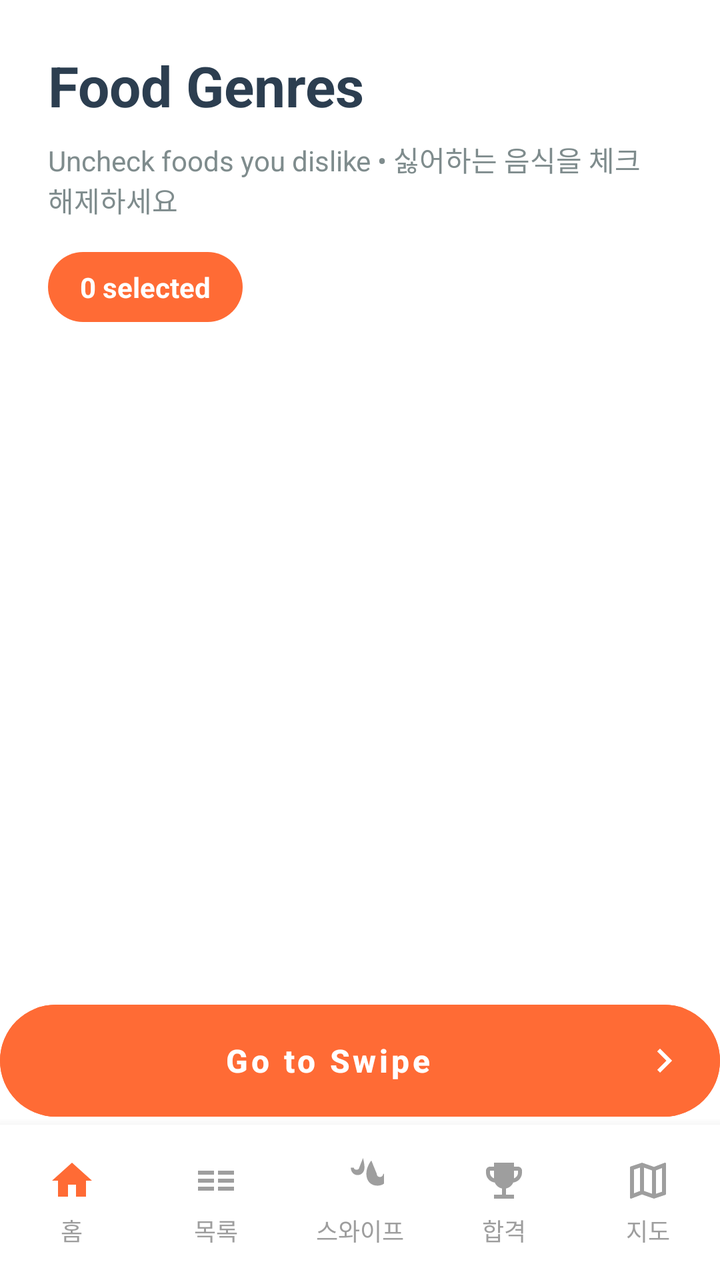
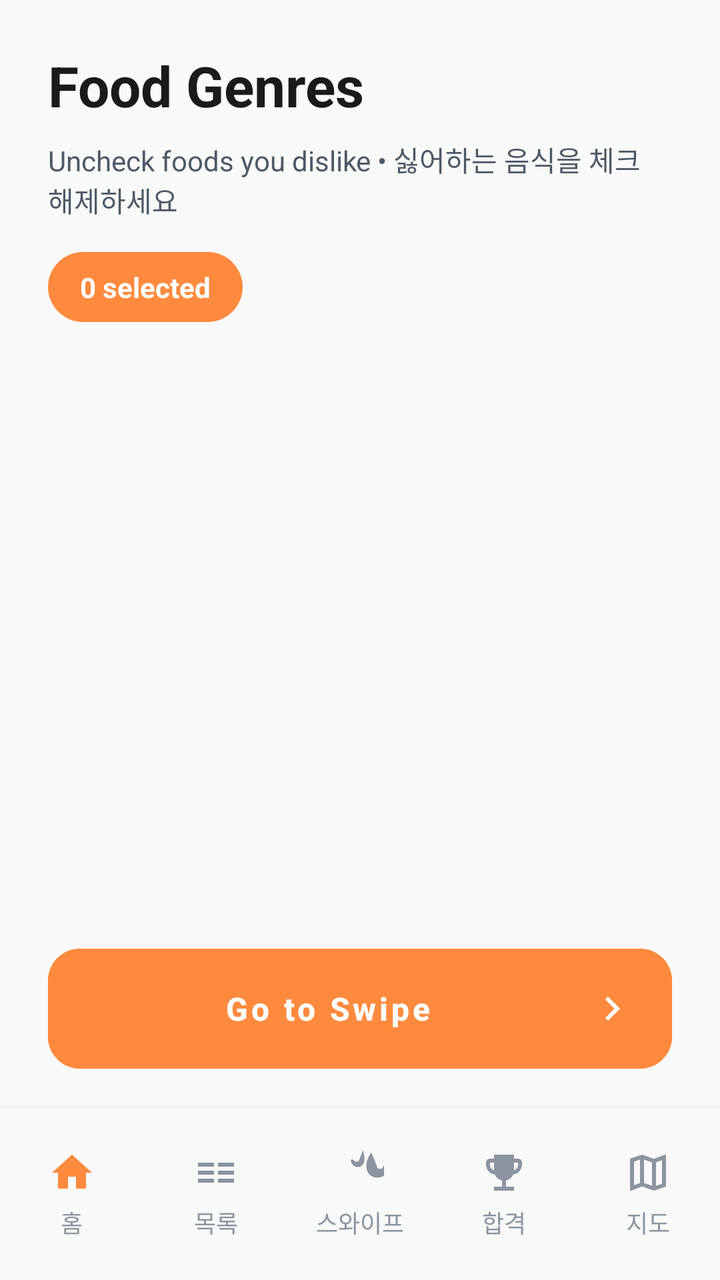

Before-and-after screenshots of an Android layout around one commit, followed by the original layout XML and the change that was made.
<!-- AndroidManifest.xml: application theme Theme.Molip_1st -->
<!-- res/layout/activity_food_list.xml -->
<?xml version="1.0" encoding="utf-8"?>
<androidx.constraintlayout.widget.ConstraintLayout xmlns:android="http://schemas.android.com/apk/res/android"
    xmlns:app="http://schemas.android.com/apk/res-auto"
    xmlns:tools="http://schemas.android.com/tools"
    android:layout_width="match_parent"
    android:layout_height="match_parent"
    android:background="@color/white"
    tools:context=".ui.FoodListActivity">

    
    <androidx.core.widget.NestedScrollView
        android:id="@+id/scrollView"
        android:layout_width="0dp"
        android:layout_height="0dp"
        android:fillViewport="false"
        android:scrollbars="vertical"
        android:focusableInTouchMode="true"
        android:isScrollContainer="true"
        app:layout_constraintBottom_toTopOf="@id/startButton"
        app:layout_constraintEnd_toEndOf="parent"
        app:layout_constraintStart_toStartOf="parent"
        app:layout_constraintTop_toTopOf="parent">

        <LinearLayout
            android:layout_width="match_parent"
            android:layout_height="wrap_content"
            android:orientation="vertical"
            android:padding="24dp">

            
            <TextView
                android:id="@+id/titleTextView"
                android:layout_width="match_parent"
                android:layout_height="wrap_content"
                android:text="Food Genres"
                android:textSize="28sp"
                android:textStyle="bold"
                android:textColor="@color/text_primary"
                android:layout_marginBottom="8dp" />

            
            <TextView
                android:id="@+id/instructionTextView"
                android:layout_width="match_parent"
                android:layout_height="wrap_content"
                android:text="Uncheck foods you dislike • 싫어하는 음식을 체크 해제하세요"
                android:textSize="14sp"
                android:textColor="@color/text_secondary"
                android:layout_marginBottom="16dp" />

            
            <TextView
                android:id="@+id/selectedCountTextView"
                android:layout_width="wrap_content"
                android:layout_height="wrap_content"
                android:text="0 selected"
                android:textSize="14sp"
                android:textStyle="bold"
                android:textColor="@color/white"
                android:background="@drawable/shape_pill_orange"
                android:paddingStart="16dp"
                android:paddingEnd="16dp"
                android:paddingTop="8dp"
                android:paddingBottom="8dp"
                android:layout_marginBottom="24dp" />

            
            <androidx.recyclerview.widget.RecyclerView
                android:id="@+id/categoryRecyclerView"
                android:layout_width="match_parent"
                android:layout_height="wrap_content"
                android:nestedScrollingEnabled="false"
                android:overScrollMode="never" />
        </LinearLayout>
    </androidx.core.widget.NestedScrollView>

    
    <Button
        android:id="@+id/startButton"
        android:layout_width="0dp"
        android:layout_height="wrap_content"
        android:text="Go to Swipe"
        android:textSize="16sp"
        android:textStyle="bold"
        android:textColor="@color/white"
        android:backgroundTint="@color/primary_orange"
        android:padding="16dp"
        android:drawableEnd="@drawable/ic_arrow_right"
        android:drawablePadding="8dp"
        app:layout_constraintBottom_toTopOf="@id/bottomNavigation"
        app:layout_constraintEnd_toEndOf="parent"
        app:layout_constraintStart_toStartOf="parent" />

    
    <include
        android:id="@+id/bottomNavigation"
        layout="@layout/layout_bottom_navigation"
        android:layout_width="0dp"
        android:layout_height="wrap_content"
        app:layout_constraintBottom_toBottomOf="parent"
        app:layout_constraintEnd_toEndOf="parent"
        app:layout_constraintStart_toStartOf="parent" />

</androidx.constraintlayout.widget.ConstraintLayout>
<!-- res/layout/layout_bottom_navigation.xml (included above) -->
<?xml version="1.0" encoding="utf-8"?>
<LinearLayout xmlns:android="http://schemas.android.com/apk/res/android"
    xmlns:app="http://schemas.android.com/apk/res-auto"
    android:id="@+id/bottomNavigation"
    android:layout_width="match_parent"
    android:layout_height="wrap_content"
    android:orientation="horizontal"
    android:background="@color/white"
    android:paddingTop="8dp"
    android:paddingBottom="8dp"
    android:elevation="8dp">

    
    <LinearLayout
        android:id="@+id/navHome"
        android:layout_width="0dp"
        android:layout_height="wrap_content"
        android:layout_weight="1"
        android:orientation="vertical"
        android:gravity="center"
        android:padding="8dp"
        android:clickable="true"
        android:focusable="true"
        android:background="?attr/selectableItemBackground">

        <ImageView
            android:layout_width="24dp"
            android:layout_height="24dp"
            app:srcCompat="@drawable/ic_home"
            android:contentDescription="@string/nav_home" />

        <TextView
            android:layout_width="wrap_content"
            android:layout_height="wrap_content"
            android:text="@string/nav_home"
            android:textSize="12sp"
            android:textColor="@color/navigation_unselected"
            android:layout_marginTop="4dp" />
    </LinearLayout>

    
    <LinearLayout
        android:id="@+id/navList"
        android:layout_width="0dp"
        android:layout_height="wrap_content"
        android:layout_weight="1"
        android:orientation="vertical"
        android:gravity="center"
        android:padding="8dp"
        android:clickable="true"
        android:focusable="true"
        android:background="?attr/selectableItemBackground">

        <ImageView
            android:layout_width="24dp"
            android:layout_height="24dp"
            app:srcCompat="@drawable/ic_list"
            android:contentDescription="@string/nav_list" />

        <TextView
            android:layout_width="wrap_content"
            android:layout_height="wrap_content"
            android:text="@string/nav_list"
            android:textSize="12sp"
            android:textColor="@color/navigation_unselected"
            android:layout_marginTop="4dp" />
    </LinearLayout>

    
    <LinearLayout
        android:id="@+id/navSwipe"
        android:layout_width="0dp"
        android:layout_height="wrap_content"
        android:layout_weight="1"
        android:orientation="vertical"
        android:gravity="center"
        android:padding="8dp"
        android:clickable="true"
        android:focusable="true"
        android:background="?attr/selectableItemBackground">

        <ImageView
            android:layout_width="24dp"
            android:layout_height="24dp"
            app:srcCompat="@drawable/ic_swipe"
            android:contentDescription="@string/nav_swipe" />

        <TextView
            android:layout_width="wrap_content"
            android:layout_height="wrap_content"
            android:text="@string/nav_swipe"
            android:textSize="12sp"
            android:textColor="@color/navigation_unselected"
            android:layout_marginTop="4dp" />
    </LinearLayout>

    
    <LinearLayout
        android:id="@+id/navAccepted"
        android:layout_width="0dp"
        android:layout_height="wrap_content"
        android:layout_weight="1"
        android:orientation="vertical"
        android:gravity="center"
        android:padding="8dp"
        android:clickable="true"
        android:focusable="true"
        android:background="?attr/selectableItemBackground">

        <ImageView
            android:layout_width="24dp"
            android:layout_height="24dp"
            app:srcCompat="@drawable/ic_trophy"
            android:contentDescription="@string/nav_accepted" />

        <TextView
            android:layout_width="wrap_content"
            android:layout_height="wrap_content"
            android:text="@string/nav_accepted"
            android:textSize="12sp"
            android:textColor="@color/navigation_unselected"
            android:layout_marginTop="4dp" />
    </LinearLayout>

    
    <LinearLayout
        android:id="@+id/navMap"
        android:layout_width="0dp"
        android:layout_height="wrap_content"
        android:layout_weight="1"
        android:orientation="vertical"
        android:gravity="center"
        android:padding="8dp"
        android:clickable="true"
        android:focusable="true"
        android:background="?attr/selectableItemBackground">

        <ImageView
            android:layout_width="24dp"
            android:layout_height="24dp"
            app:srcCompat="@drawable/ic_map"
            android:contentDescription="@string/nav_map" />

        <TextView
            android:layout_width="wrap_content"
            android:layout_height="wrap_content"
            android:text="@string/nav_map"
            android:textSize="12sp"
            android:textColor="@color/navigation_unselected"
            android:layout_marginTop="4dp" />
    </LinearLayout>
</LinearLayout>
<!-- resources referenced by this layout -->
<resources>
  <color name="navigation_unselected">#9E9E9E</color>
  <color name="primary_orange">#FF6B35</color>
  <color name="text_primary">#2C3E50</color>
  <color name="text_secondary">#7F8C8D</color>
  <color name="white">#FFFFFFFF</color>
  <string name="nav_accepted">합격</string>
  <string name="nav_home">홈</string>
  <string name="nav_list">목록</string>
  <string name="nav_map">지도</string>
  <string name="nav_swipe">스와이프</string>
  <color name="md3_color_primary">#FF6B35</color>
  <color name="md3_color_on_primary">#FFFFFF</color>
  <color name="md3_color_primary_container">#FFE0D6</color>
  <color name="md3_color_secondary">#F1C40F</color>
  <color name="md3_color_on_secondary">#000000</color>
  <color name="md3_color_secondary_container">#FFF9C4</color>
  <color name="md3_color_tertiary">#E63946</color>
  <color name="md3_color_on_tertiary">#FFFFFF</color>
  <color name="md3_color_tertiary_container">#FFE0E3</color>
  <color name="md3_color_error">#BA1A1A</color>
  <color name="md3_color_on_error">#FFFFFF</color>
  <color name="md3_color_surface">#FFF8F5</color>
  <color name="md3_color_on_surface">#2C3E50</color>
  <color name="md3_color_surface_variant">#F5F5F5</color>
  <color name="md3_color_on_surface_variant">#7F8C8D</color>
  <color name="md3_color_surface_inverse">#1A1A1A</color>
  <color name="md3_color_outline">#E0E0E0</color>
  <color name="md3_color_outline_variant">#C0C0C0</color>
  <color name="md3_color_background">#FFF8F5</color>
  <color name="md3_color_on_background">#2C3E50</color>
  <style name="TextAppearance.Molip_1st.TitleLarge" parent="TextAppearance.Material3.TitleLarge">
          <item name="android:textSize">22sp</item>
          <item name="android:lineHeight">28sp</item>
          <item name="android:letterSpacing">0</item>
          <item name="android:fontFamily">sans-serif-medium</item>
      </style>
  <style name="TextAppearance.Molip_1st.TitleMedium" parent="TextAppearance.Material3.TitleMedium">
          <item name="android:textSize">16sp</item>
          <item name="android:lineHeight">24sp</item>
          <item name="android:letterSpacing">0.15</item>
          <item name="android:fontFamily">sans-serif-medium</item>
      </style>
  <style name="TextAppearance.Molip_1st.TitleSmall" parent="TextAppearance.Material3.TitleSmall">
          <item name="android:textSize">14sp</item>
          <item name="android:lineHeight">20sp</item>
          <item name="android:letterSpacing">0.1</item>
          <item name="android:fontFamily">sans-serif-medium</item>
      </style>
  <style name="TextAppearance.Molip_1st.BodyLarge" parent="TextAppearance.Material3.BodyLarge">
          <item name="android:textSize">16sp</item>
          <item name="android:lineHeight">24sp</item>
          <item name="android:letterSpacing">0.5</item>
          <item name="android:fontFamily">sans-serif</item>
      </style>
  <style name="TextAppearance.Molip_1st.BodyMedium" parent="TextAppearance.Material3.BodyMedium">
          <item name="android:textSize">14sp</item>
          <item name="android:lineHeight">20sp</item>
          <item name="android:letterSpacing">0.25</item>
          <item name="android:fontFamily">sans-serif</item>
      </style>
  <style name="TextAppearance.Molip_1st.BodySmall" parent="TextAppearance.Material3.BodySmall">
          <item name="android:textSize">12sp</item>
          <item name="android:lineHeight">16sp</item>
          <item name="android:letterSpacing">0.4</item>
          <item name="android:fontFamily">sans-serif</item>
      </style>
  <!-- unchanged entries left out for length: 24 -->
</resources>

<!-- the commit's change to res/layout/activity_food_list.xml (unified diff, before → after) -->
@@ -4,7 +4,7 @@
     xmlns:tools="http://schemas.android.com/tools"
     android:layout_width="match_parent"
     android:layout_height="match_parent"
-    android:background="@color/white"
+    android:background="@color/md3_color_background"
     tools:context=".ui.FoodListActivity">
 
     
@@ -25,7 +25,10 @@
             android:layout_width="match_parent"
             android:layout_height="wrap_content"
             android:orientation="vertical"
-            android:padding="24dp">
+            android:paddingStart="24dp"
+            android:paddingEnd="24dp"
+            android:paddingTop="24dp"
+            android:paddingBottom="24dp">
 
             
             <TextView
@@ -84,9 +87,13 @@
         android:textStyle="bold"
         android:textColor="@color/white"
         android:backgroundTint="@color/primary_orange"
-        android:padding="16dp"
+        android:padding="18dp"
         android:drawableEnd="@drawable/ic_arrow_right"
         android:drawablePadding="8dp"
+        android:layout_marginStart="24dp"
+        android:layout_marginEnd="24dp"
+        android:layout_marginBottom="16dp"
+        app:cornerRadius="16dp"
         app:layout_constraintBottom_toTopOf="@id/bottomNavigation"
         app:layout_constraintEnd_toEndOf="parent"
         app:layout_constraintStart_toStartOf="parent" />
@@ -110,10 +117,10 @@
     android:layout_width="match_parent"
     android:layout_height="wrap_content"
     android:orientation="horizontal"
-    android:background="@color/white"
-    android:paddingTop="8dp"
-    android:paddingBottom="8dp"
-    android:elevation="8dp">
+    android:background="@color/md3_color_background"
+    android:paddingTop="12dp"
+    android:paddingBottom="12dp"
+    android:elevation="4dp">
 
     
     <LinearLayout
<!-- resource entries referenced after the edit -->
@@ -1,70 +1,78 @@
 <!-- resources referenced by this layout -->
 <resources>
-  <color name="navigation_unselected">#9E9E9E</color>
-  <color name="primary_orange">#FF6B35</color>
-  <color name="text_primary">#2C3E50</color>
-  <color name="text_secondary">#7F8C8D</color>
+  <color name="navigation_unselected">#8B95A1</color>
+  <color name="primary_orange">#FF8A3D</color>
+  <color name="text_primary">#1A1A1A</color>
+  <color name="text_secondary">#4E5968</color>
   <color name="white">#FFFFFFFF</color>
   <string name="nav_accepted">합격</string>
   <string name="nav_home">홈</string>
   <string name="nav_list">목록</string>
   <string name="nav_map">지도</string>
   <string name="nav_swipe">스와이프</string>
-  <color name="md3_color_primary">#FF6B35</color>
+  <color name="md3_color_primary">#FF8A3D</color>
   <color name="md3_color_on_primary">#FFFFFF</color>
-  <color name="md3_color_primary_container">#FFE0D6</color>
-  <color name="md3_color_secondary">#F1C40F</color>
+  <color name="md3_color_primary_container">#FFE8D6</color>
+  <color name="md3_color_secondary">#FFB84D</color>
   <color name="md3_color_on_secondary">#000000</color>
-  <color name="md3_color_secondary_container">#FFF9C4</color>
-  <color name="md3_color_tertiary">#E63946</color>
+  <color name="md3_color_secondary_container">#FFF5E6</color>
+  <color name="md3_color_tertiary">#FF6B6B</color>
   <color name="md3_color_on_tertiary">#FFFFFF</color>
-  <color name="md3_color_tertiary_container">#FFE0E3</color>
+  <color name="md3_color_tertiary_container">#FFE8E8</color>
   <color name="md3_color_error">#BA1A1A</color>
   <color name="md3_color_on_error">#FFFFFF</color>
-  <color name="md3_color_surface">#FFF8F5</color>
-  <color name="md3_color_on_surface">#2C3E50</color>
-  <color name="md3_color_surface_variant">#F5F5F5</color>
-  <color name="md3_color_on_surface_variant">#7F8C8D</color>
+  <color name="md3_color_surface">#F9F9F9</color>
+  <color name="md3_color_on_surface">#1A1A1A</color>
+  <color name="md3_color_surface_variant">#F2F4F6</color>
+  <color name="md3_color_on_surface_variant">#4E5968</color>
   <color name="md3_color_surface_inverse">#1A1A1A</color>
-  <color name="md3_color_outline">#E0E0E0</color>
-  <color name="md3_color_outline_variant">#C0C0C0</color>
-  <color name="md3_color_background">#FFF8F5</color>
-  <color name="md3_color_on_background">#2C3E50</color>
+  <color name="md3_color_outline">#E5E8EB</color>
+  <color name="md3_color_outline_variant">#D1D9E0</color>
+  <color name="md3_color_background">#F9F9F9</color>
+  <color name="md3_color_on_background">#1A1A1A</color>
   <style name="TextAppearance.Molip_1st.TitleLarge" parent="TextAppearance.Material3.TitleLarge">
           <item name="android:textSize">22sp</item>
           <item name="android:lineHeight">28sp</item>
           <item name="android:letterSpacing">0</item>
           <item name="android:fontFamily">sans-serif-medium</item>
+          <item name="android:textStyle">bold</item>
+          <item name="android:textColor">@color/text_primary</item>
       </style>
   <style name="TextAppearance.Molip_1st.TitleMedium" parent="TextAppearance.Material3.TitleMedium">
           <item name="android:textSize">16sp</item>
           <item name="android:lineHeight">24sp</item>
-          <item name="android:letterSpacing">0.15</item>
+          <item name="android:letterSpacing">0.1</item>
           <item name="android:fontFamily">sans-serif-medium</item>
+          <item name="android:textStyle">bold</item>
+          <item name="android:textColor">@color/text_primary</item>
       </style>
   <style name="TextAppearance.Molip_1st.TitleSmall" parent="TextAppearance.Material3.TitleSmall">
           <item name="android:textSize">14sp</item>
           <item name="android:lineHeight">20sp</item>
-          <item name="android:letterSpacing">0.1</item>
+          <item name="android:letterSpacing">0.05</item>
           <item name="android:fontFamily">sans-serif-medium</item>
+          <item name="android:textColor">@color/text_primary</item>
       </style>
   <style name="TextAppearance.Molip_1st.BodyLarge" parent="TextAppearance.Material3.BodyLarge">
           <item name="android:textSize">16sp</item>
           <item name="android:lineHeight">24sp</item>
-          <item name="android:letterSpacing">0.5</item>
+          <item name="android:letterSpacing">0.15</item>
           <item name="android:fontFamily">sans-serif</item>
+          <item name="android:textColor">@color/text_secondary</item>
       </style>
   <style name="TextAppearance.Molip_1st.BodyMedium" parent="TextAppearance.Material3.BodyMedium">
           <item name="android:textSize">14sp</item>
           <item name="android:lineHeight">20sp</item>
-          <item name="android:letterSpacing">0.25</item>
+          <item name="android:letterSpacing">0.1</item>
           <item name="android:fontFamily">sans-serif</item>
+          <item name="android:textColor">@color/text_secondary</item>
       </style>
   <style name="TextAppearance.Molip_1st.BodySmall" parent="TextAppearance.Material3.BodySmall">
           <item name="android:textSize">12sp</item>
           <item name="android:lineHeight">16sp</item>
-          <item name="android:letterSpacing">0.4</item>
+          <item name="android:letterSpacing">0.1</item>
           <item name="android:fontFamily">sans-serif</item>
+          <item name="android:textColor">@color/text_secondary</item>
       </style>
   <!-- unchanged entries left out for length: 24 -->
 </resources>
